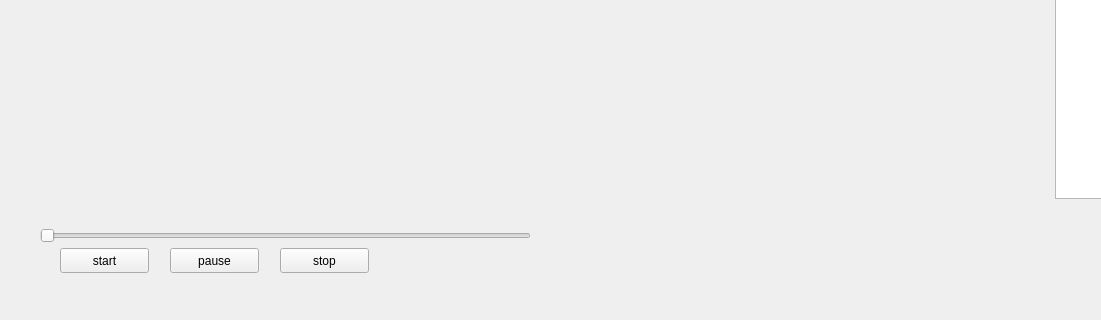
The window that mainwindow.ui (kadbbs/qtplayer) describes before a commit, drawn with Qt 5; both pictures show x 0 to 1101 and y 384 to 704 of the 1374 by 704 pixel window.
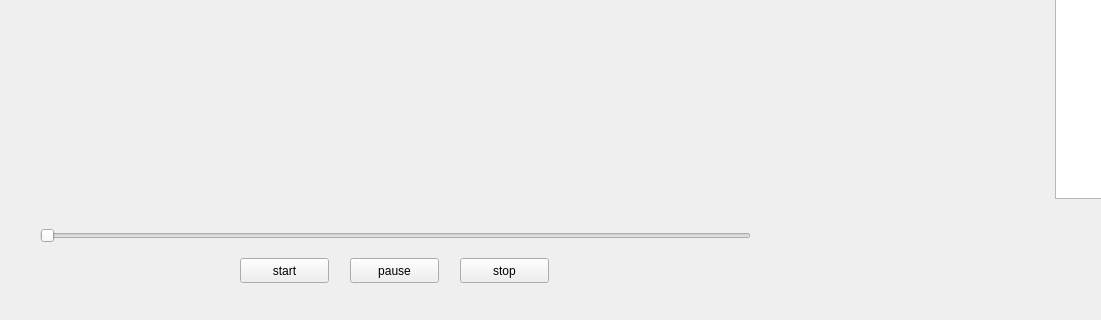
The same window after the commit. Custom widgets are drawn as their Qt base class.

Commit message: 滑块和时间显示

Patch:
```diff
--- a/mainwindow.ui
+++ b/mainwindow.ui
@@ -51,7 +51,7 @@
      <rect>
       <x>40</x>
       <y>560</y>
-      <width>491</width>
+      <width>711</width>
       <height>16</height>
      </rect>
     </property>
@@ -68,8 +68,8 @@
    <widget class="QPushButton" name="button_start">
     <property name="geometry">
      <rect>
-      <x>60</x>
-      <y>580</y>
+      <x>240</x>
+      <y>590</y>
       <width>89</width>
       <height>25</height>
      </rect>
@@ -81,8 +81,8 @@
    <widget class="QPushButton" name="button_pause">
     <property name="geometry">
      <rect>
-      <x>170</x>
-      <y>580</y>
+      <x>350</x>
+      <y>590</y>
       <width>89</width>
       <height>25</height>
      </rect>
@@ -94,8 +94,8 @@
    <widget class="QPushButton" name="stop">
     <property name="geometry">
      <rect>
-      <x>280</x>
-      <y>580</y>
+      <x>460</x>
+      <y>590</y>
       <width>89</width>
       <height>25</height>
      </rect>
@@ -107,22 +107,9 @@
    <widget class="QLabel" name="timeshow">
     <property name="geometry">
      <rect>
-      <x>561</x>
-      <y>561</y>
-      <width>99</width>
-      <height>17</height>
-     </rect>
-    </property>
-    <property name="text">
-     <string/>
-    </property>
-   </widget>
-   <widget class="QLabel" name="alltime">
-    <property name="geometry">
-     <rect>
-      <x>650</x>
+      <x>790</x>
       <y>560</y>
-      <width>81</width>
+      <width>191</width>
       <height>17</height>
      </rect>
     </property>
```
The commit also changes 2 other files.
